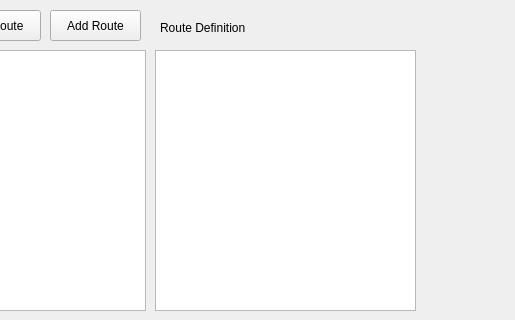
The window that LAWRENTIAN/LuD/circulationwidget.ui (pyridine/LAWRENTIAN) describes before a commit, drawn with Qt 5; both pictures show x 130 to 645 and y 0 to 320 of the 645 by 405 pixel window.
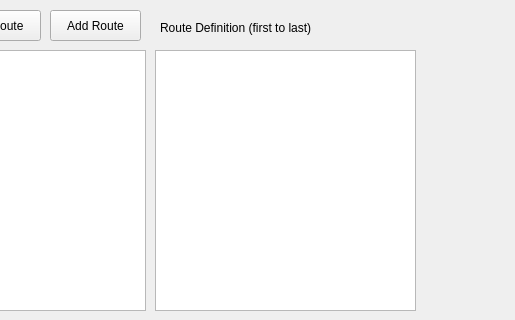
The same window after the commit.

```diff
--- a/LAWRENTIAN/LuD/circulationwidget.ui
+++ b/LAWRENTIAN/LuD/circulationwidget.ui
@@ -31,12 +31,12 @@
     <rect>
      <x>290</x>
      <y>20</y>
-     <width>141</width>
+     <width>161</width>
      <height>16</height>
     </rect>
    </property>
    <property name="text">
-    <string>Route Definition</string>
+    <string>Route Definition (first to last)</string>
    </property>
   </widget>
   <widget class="QListWidget" name="routeSelectorWidget">
```
